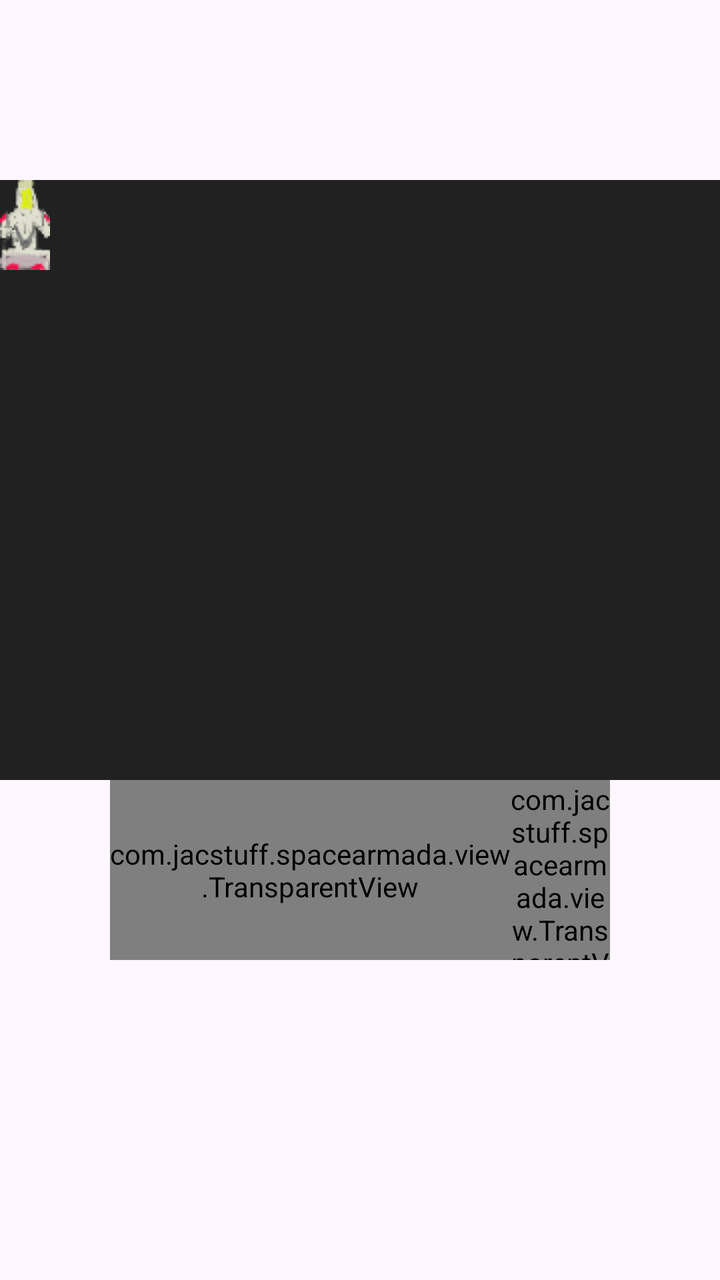
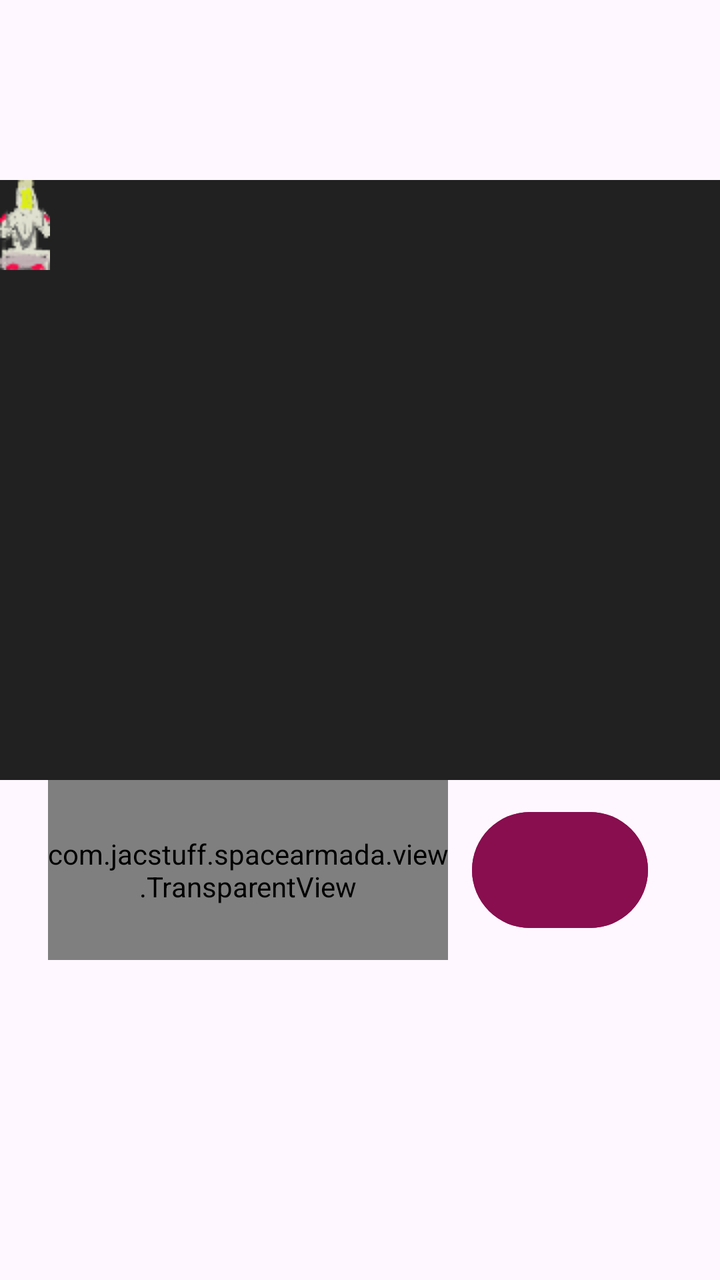

The first picture is an Android layout as it rendered before a commit; the second is the same layout after the commit. The layout source and the unified diff follow.
<!-- AndroidManifest.xml: application theme AppTheme -->
<!-- res/layout/fragment_game.xml -->
<?xml version="1.0" encoding="utf-8"?>
<LinearLayout xmlns:android="http://schemas.android.com/apk/res/android"
    xmlns:tools="http://schemas.android.com/tools"
    xmlns:app="http://schemas.android.com/apk/res-auto"
    tools:context=".view.fragments.game.GameFragment"
    android:orientation="vertical"
    android:layout_width="match_parent"
    android:layout_height="match_parent">

    <LinearLayout
        android:layout_width="match_parent"
        android:layout_height="90dp"
        android:id="@+id/topPane"
        android:layout_gravity="center"
        android:orientation="horizontal">

        <LinearLayout
            android:layout_width="50dp"
            android:layout_height="match_parent"
            android:id="@+id/energyLayout"
            android:orientation="horizontal">



        </LinearLayout>

    </LinearLayout>

        <FrameLayout
            android:layout_width="match_parent"
            android:layout_height="300dp"
            android:id="@+id/gamePane"
            android:background="@color/colorPrimary"
            app:layout_constraintTop_toTopOf="parent"
            app:layout_constraintStart_toStartOf="parent"
            app:layout_constraintEnd_toEndOf="parent"
            app:layout_constraintBottom_toTopOf="@id/dpadView"

            >

            <ImageView
                android:id="@+id/shipView"
                android:layout_width="wrap_content"
                android:layout_height="wrap_content"
                android:background="@drawable/ship1" />

        </FrameLayout>

        <LinearLayout
            android:layout_width="wrap_content"
            android:layout_height="90dp"
            android:id="@+id/controlPanel"
            android:layout_gravity="center"
            android:orientation="horizontal">

            <com.jacstuff.spacearmada.view.TransparentView
                android:id="@+id/dpadView"
                android:layout_width="200dp"
                android:layout_height="match_parent"
                android:background="@color/colorAccent"
                android:visibility="visible"
                app:layout_constraintTop_toBottomOf="@id/gamePane"
                app:layout_constraintBottom_toBottomOf="parent"
                app:layout_constraintEnd_toStartOf="@id/fireButtonView"
                app:layout_constraintStart_toStartOf="parent"
                />

            <com.jacstuff.spacearmada.view.TransparentView
                android:id="@+id/fireButtonView"
                android:layout_width="50dp"
                android:layout_height="match_parent"
                android:background="@color/cardview_dark_background"
                android:visibility="visible"
                app:layout_constraintTop_toBottomOf="@id/gamePane"
                app:layout_constraintBottom_toBottomOf="parent"
                app:layout_constraintEnd_toEndOf="parent"
                />
        </LinearLayout>

    


</LinearLayout>
<!-- resources referenced by this layout -->
<resources>
  <color name="colorAccent">#880e4f</color>
  <color name="colorPrimary">#212121</color>
  <!-- drawable ship1: png bitmap (drawable, 2256 bytes) -->
  <style name="AppTheme" parent="Theme.Material3.DayNight.NoActionBar">
          
          <item name="colorPrimary">@color/colorPrimary</item>
          <item name="colorPrimaryDark">@color/colorPrimaryDark</item>
          <item name="colorAccent">@color/colorAccent</item>
      </style>
  <color name="colorPrimaryDark">#000000</color>
</resources>

<!-- the commit's change to res/layout/fragment_game.xml (unified diff, before → after) -->
@@ -65,12 +65,13 @@
                 app:layout_constraintStart_toStartOf="parent"
                 />
 
-            <com.jacstuff.spacearmada.view.TransparentView
+            <com.google.android.material.button.MaterialButton
                 android:id="@+id/fireButtonView"
-                android:layout_width="50dp"
+                android:layout_margin="12dp"
+                android:layout_width="match_parent"
                 android:layout_height="match_parent"
-                android:background="@color/cardview_dark_background"
-                android:visibility="visible"
+
+                android:backgroundTint="@color/colorAccent"
                 app:layout_constraintTop_toBottomOf="@id/gamePane"
                 app:layout_constraintBottom_toBottomOf="parent"
                 app:layout_constraintEnd_toEndOf="parent"
